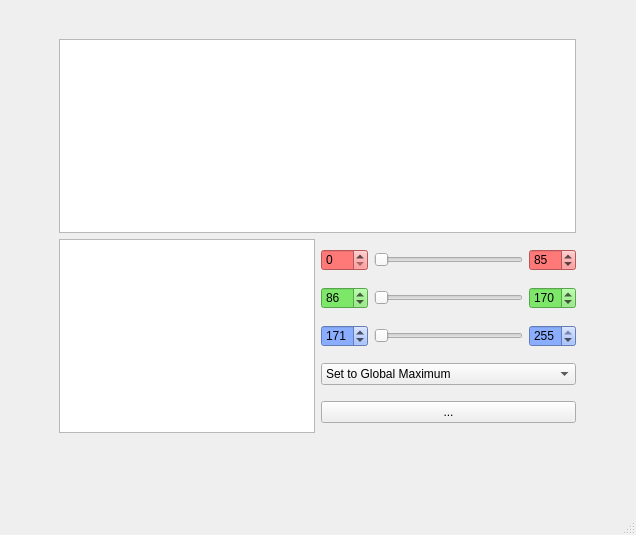
This is gui/WindowUI.ui in BETRU21/AffichageRGB as Qt 5 draws it before an edit. The edited form follows.
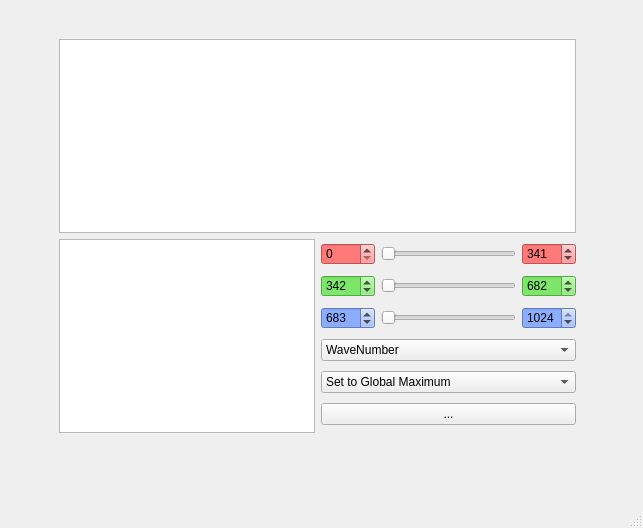
This is the edited form. Custom widgets are drawn as their Qt base class.

```diff
--- a/gui/WindowUI.ui
+++ b/gui/WindowUI.ui
@@ -6,14 +6,20 @@
    <rect>
     <x>0</x>
     <y>0</y>
-    <width>636</width>
-    <height>535</height>
+    <width>643</width>
+    <height>528</height>
    </rect>
   </property>
   <property name="windowTitle">
    <string>MainWindow</string>
   </property>
+  <property name="autoFillBackground">
+   <bool>true</bool>
+  </property>
   <widget class="QWidget" name="centralwidget">
+   <property name="autoFillBackground">
+    <bool>true</bool>
+   </property>
    <widget class="QWidget" name="verticalLayoutWidget">
     <property name="geometry">
      <rect>
@@ -42,12 +48,15 @@
               <string notr="true">background-color: rgb(255, 121, 121);</string>
              </property>
              <property name="maximum">
-              <number>255</number>
+              <number>1000</number>
              </property>
             </widget>
            </item>
            <item>
             <widget class="QRangeSlider" name="dSlider_red">
+             <property name="maximum">
+              <number>1024</number>
+             </property>
              <property name="orientation">
               <enum>Qt::Horizontal</enum>
              </property>
@@ -59,10 +68,10 @@
               <string notr="true">background-color: rgb(255, 121, 121);</string>
              </property>
              <property name="maximum">
-              <number>255</number>
+              <number>1000</number>
              </property>
              <property name="value">
-              <number>85</number>
+              <number>341</number>
              </property>
             </widget>
            </item>
@@ -76,15 +85,18 @@
               <string notr="true">background-color: rgb(125, 231, 106);</string>
              </property>
              <property name="maximum">
-              <number>255</number>
+              <number>1024</number>
              </property>
              <property name="value">
-              <number>86</number>
+              <number>342</number>
              </property>
             </widget>
            </item>
            <item>
             <widget class="QRangeSlider" name="dSlider_green">
+             <property name="maximum">
+              <number>1024</number>
+             </property>
              <property name="orientation">
               <enum>Qt::Horizontal</enum>
              </property>
@@ -96,10 +108,10 @@
               <string notr="true">background-color: rgb(125, 231, 106);</string>
              </property>
              <property name="maximum">
-              <number>255</number>
+              <number>1024</number>
              </property>
              <property name="value">
-              <number>170</number>
+              <number>682</number>
              </property>
             </widget>
            </item>
@@ -113,15 +125,18 @@
               <string notr="true">background-color: rgb(138, 173, 255);</string>
              </property>
              <property name="maximum">
-              <number>255</number>
+              <number>1024</number>
              </property>
              <property name="value">
-              <number>171</number>
+              <number>683</number>
              </property>
             </widget>
            </item>
            <item>
             <widget class="QRangeSlider" name="dSlider_blue">
+             <property name="maximum">
+              <number>1024</number>
+             </property>
              <property name="orientation">
               <enum>Qt::Horizontal</enum>
              </property>
@@ -133,15 +148,29 @@
               <string notr="true">background-color: rgb(138, 173, 255);</string>
              </property>
              <property name="maximum">
-              <number>255</number>
+              <number>1024</number>
              </property>
              <property name="value">
-              <number>255</number>
+              <number>1024</number>
              </property>
             </widget>
            </item>
           </layout>
          </item>
+         <item>
+          <widget class="QComboBox" name="cmb_wave">
+           <item>
+            <property name="text">
+             <string>WaveNumber</string>
+            </property>
+           </item>
+           <item>
+            <property name="text">
+             <string>WaveLength</string>
+            </property>
+           </item>
+          </widget>
+         </item>
          <item>
           <layout class="QHBoxLayout" name="horizontalLayout_5">
            <item>
```
Left out of the diff: 4 changed lines with no effect on the pictures.
